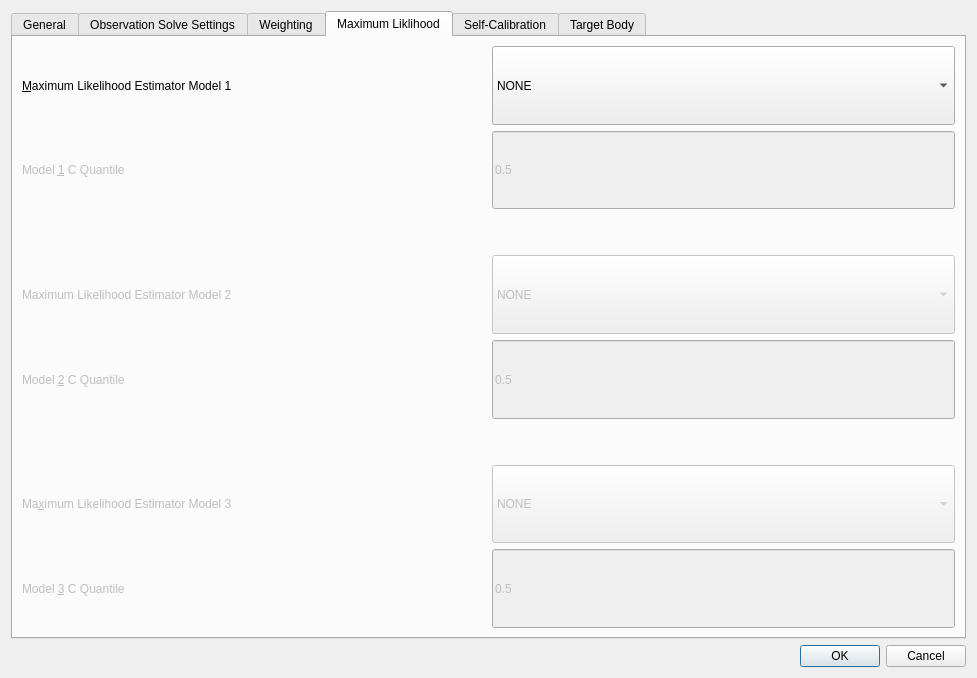
This is isis/src/qisis/objs/JigsawSetupDialog/JigsawSetupDialog.ui in DOI-USGS/ISIS3 as Qt 5 draws it before an edit. The edited form follows.
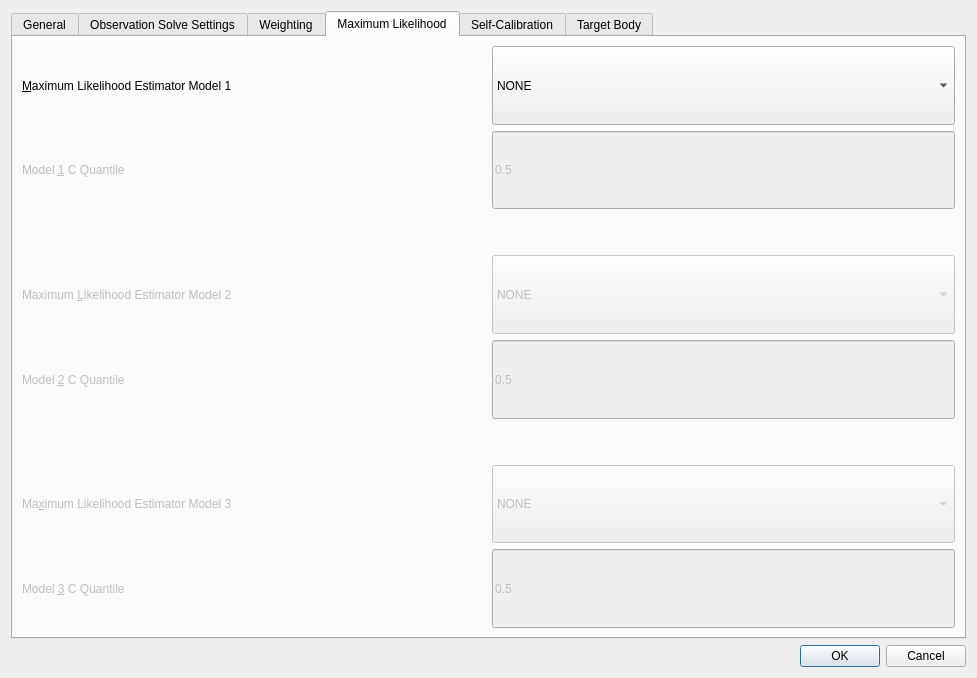
This is the edited form. The open tabs and pages were chosen to show the change. Icons and pictures are not drawn.

Commit message: PROG: fixed spelling of Likelihood on Maximum Likelihood tab in JigsawSetupDialog

```diff
--- a/isis/src/qisis/objs/JigsawSetupDialog/JigsawSetupDialog.ui
+++ b/isis/src/qisis/objs/JigsawSetupDialog/JigsawSetupDialog.ui
@@ -1436,7 +1436,7 @@
          </widget>
          <widget class="QWidget" name="maximumLikelihoodTab">
           <attribute name="title">
-           <string>Maximum Liklihood</string>
+           <string>Maximum Likelihood</string>
           </attribute>
           <layout class="QGridLayout" name="gridLayout_4">
            <item row="0" column="0">
@@ -1563,7 +1563,7 @@
                 </size>
                </property>
                <property name="text">
-                <string>Maximum Likelihood Estimator Model 2</string>
+                <string>Maximum &amp;Likelihood Estimator Model 2</string>
                </property>
                <property name="buddy">
                 <cstring>maximumLikelihoodModel2ComboBox</cstring>
```
Left out of the diff: 2 changed lines with no effect on the pictures.
